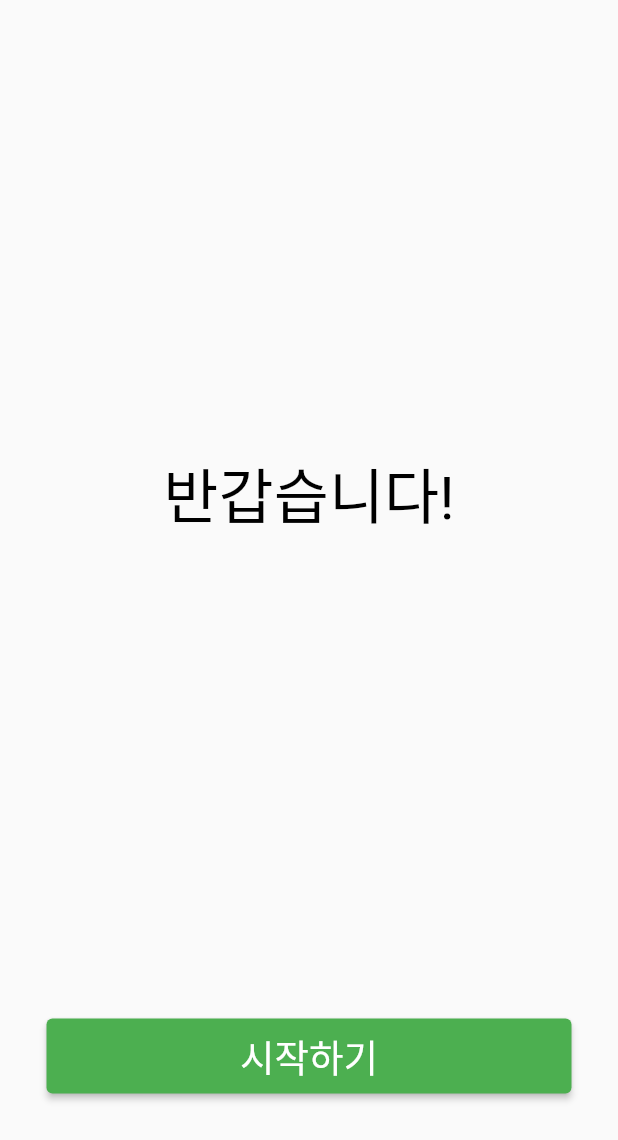
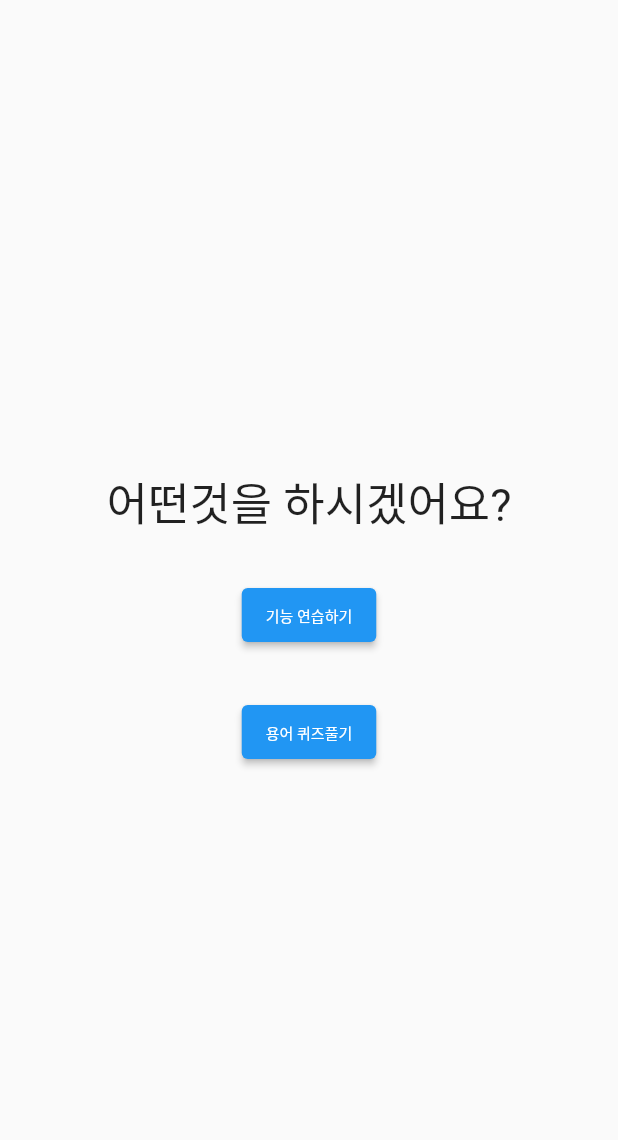
Before and after one commit to wccjcc/spoon_serial, a Flutter app: the screen it shows after launch, after a tap on "시작하기", on a phone screen of 412 x 824 dp. Shown: the top 1140 px of the screen. Run offline on Flutter 3.47's test engine with Material 2 defaults, Android fonts, the light colour scheme and no system bars.

Commit message:
version 4

```diff
--- /dev/null
+++ b/lib/FeaturePracHome.dart
@@ -0,0 +1,15 @@
+import 'package:flutter/material.dart';
+
+class FeaturePracticePage extends StatelessWidget {
+  @override
+  Widget build(BuildContext context) {
+    return Scaffold(
+      appBar: AppBar(
+        title: Text("기능연습 페이지"),
+      ),
+      body: Center(
+        child: Text("기능연습 페이지 내용"),
+      ),
+    );
+  }
+}
--- /dev/null
+++ b/lib/TermQuizHome.dart
@@ -0,0 +1,15 @@
+import 'package:flutter/material.dart';
+
+class TermQuizPage extends StatelessWidget {
+  @override
+  Widget build(BuildContext context) {
+    return Scaffold(
+      appBar: AppBar(
+        title: Text("용어퀴즈풀기 페이지"),
+      ),
+      body: Center(
+        child: Text("용어퀴즈풀기 페이지 내용"),
+      ),
+    );
+  }
+}
--- a/lib/main.dart
+++ b/lib/main.dart
@@ -1,4 +1,7 @@
 import 'package:flutter/material.dart';
+import 'secondPage.dart';
+import 'TermQuizHome.dart';
+import 'FeaturePracHome.dart';
 
 void main() {
   runApp(const MyApp());
@@ -15,6 +18,31 @@ class MyApp extends StatelessWidget {
       theme: ThemeData(
         primarySwatch: Colors.blue,
       ),
+      initialRoute: '/',
+      routes: {
+        '/second' : (context) => Select_Mode(),
+        '/featureprac' : (context) => FeaturePracticePage(),
+        '/TermQuiz' : (context) => TermQuizPage(),
+      },
+      home: FirstPage(),
+    );
+  }
+}
+
+class FirstPage extends StatelessWidget{
+  const FirstPage({Key? key}) : super(key: key);
+
+  @override
+  Widget build(BuildContext context) {
+    return MaterialApp(
+        title: 'Flutter Demo',
+        theme: ThemeData(
+          primarySwatch: Colors.blue,
+        ),
+        initialRoute: '/',
+        routes: {
+          '/second' : (context) => Select_Mode(),
+        },
         home: Scaffold(
             body:Center(
                 child:Column(
@@ -26,7 +54,9 @@ class MyApp extends StatelessWidget {
                     Padding(
                       padding: EdgeInsets.only(top:20),
                       child:ElevatedButton(
-                    onPressed: (){},
+                          onPressed: (){
+                            Navigator.of(context).pushNamed('/second');
+                          },
                           child: const Text('시작하기',style: TextStyle(fontSize:25)),
                           style: ElevatedButton.styleFrom(
                               minimumSize: Size(350,50),
@@ -41,4 +71,5 @@ class MyApp extends StatelessWidget {
         )
     );
   }
+
 }
--- a/lib/secondPage.dart
+++ b/lib/secondPage.dart
@@ -0,0 +1,69 @@
+import 'package:flutter/material.dart';
+
+class Select_Mode extends StatefulWidget{
+  @override
+  _SelectModeState createState() => _SelectModeState();
+}
+class _SelectModeState extends State<Select_Mode> {
+  String _buttonText ='';
+  bool _isButtonAdded = false;
+
+  void _addButton(String text) {
+    setState(() {
+      if (!_isButtonAdded) {
+        _buttonText = text;
+        _isButtonAdded = true;
+      } else {
+        _buttonText = text; // 버튼이 이미 추가되었으면 텍스트만 변경합니다.
+      }
+    });
+  }
+  void _navigateToPage() {
+    if (_buttonText == '기능 연습하기') {
+      Navigator.of(context).pushNamed('/featureprac');
+    } else if (_buttonText == '용어 퀴즈풀기') {
+      Navigator.of(context).pushNamed('/TermQuiz');
+    }
+  }
+  @override
+  Widget build(BuildContext context){
+    return Scaffold(
+      body: Center(
+        child: Column(
+          mainAxisAlignment: MainAxisAlignment.center,
+          children: <Widget>[
+            Padding(
+              padding: EdgeInsets.all(15),
+              child : const Text('어떤것을 하시겠어요?',style: TextStyle(fontSize:30),)
+            ),
+            Padding(
+                padding: EdgeInsets.all(15),
+                child: ElevatedButton(
+                    onPressed: () => _addButton('기능 연습하기'),
+                    child: const Text('기능 연습하기',style: TextStyle(fontSize:10),)
+                )
+            ),
+            Padding(
+                padding: EdgeInsets.all(15),
+                child: ElevatedButton(
+                    onPressed: () => _addButton('용어 퀴즈풀기'),
+                    child: const Text('용어 퀴즈풀기',style: TextStyle(fontSize:10),)
+                )
+
+            ),
+            _isButtonAdded
+                ? Padding(
+              padding: EdgeInsets.all(15),
+              child: ElevatedButton(
+                onPressed: _navigateToPage,
+                child: Text(_buttonText, style: TextStyle(fontSize: 20)),
+              ),
+            )
+                : Container(),
+
+          ],
+        ),
+      )
+    );
+  }
+}
```
Lines whose indentation alone changed are shown as unchanged.
